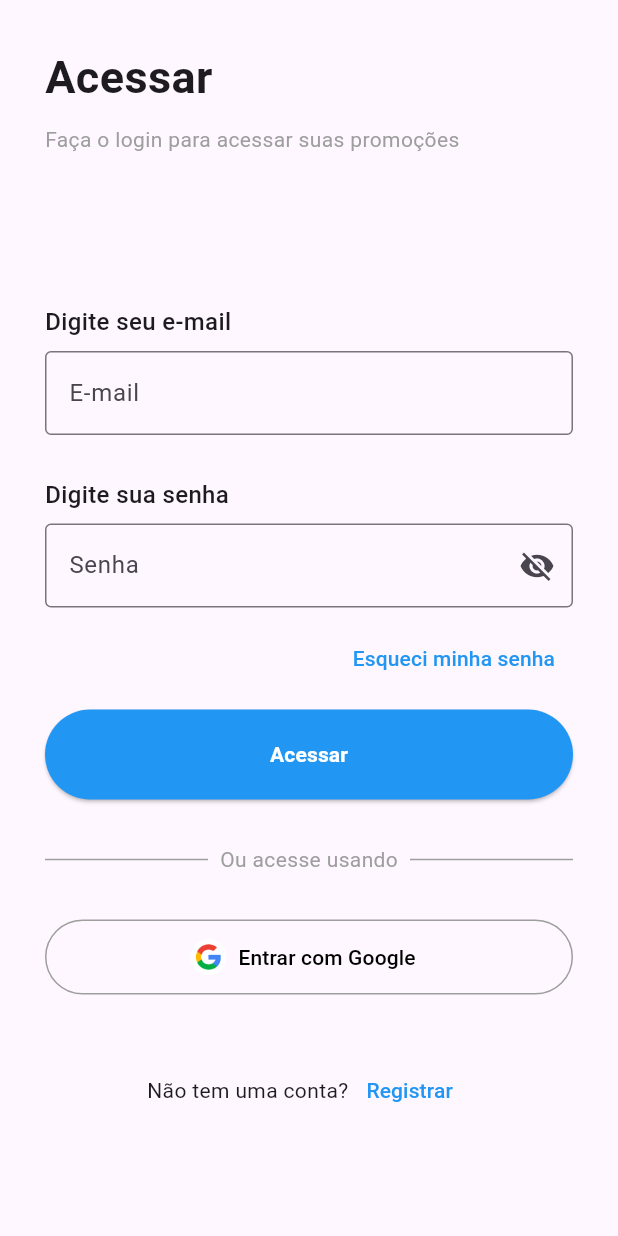
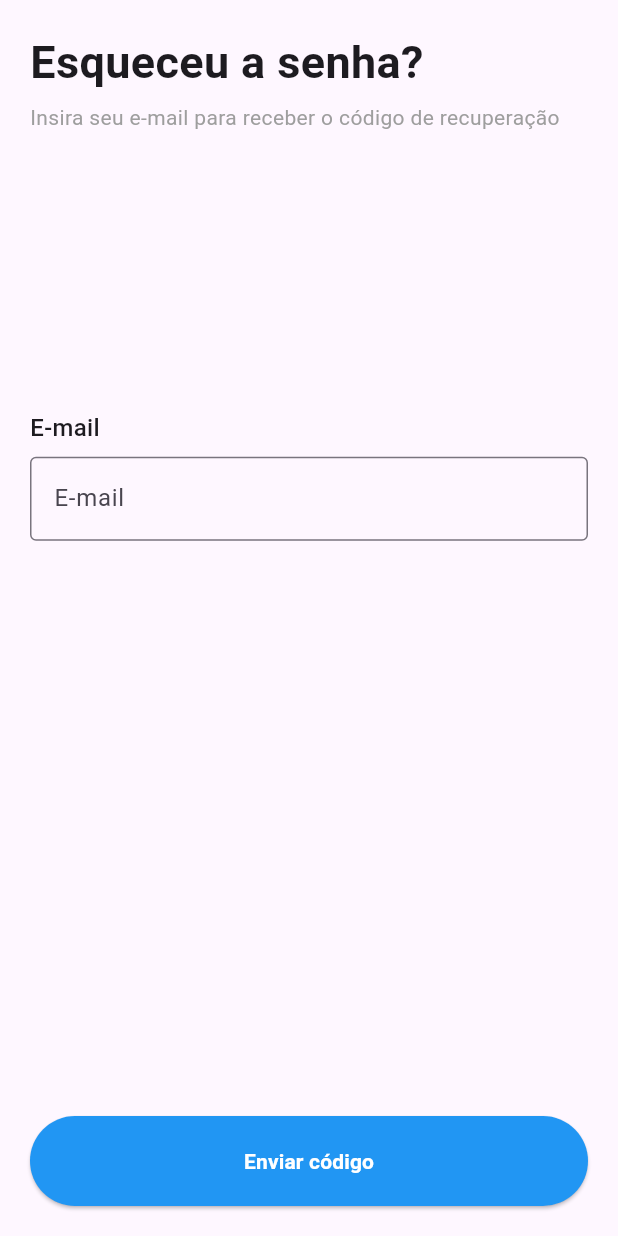
Before and after one commit to RafaelBertasso/SMarket, a Flutter app: the screen it shows after launch, after a tap on "Esqueci minha senha", on a phone screen of 412 x 824 dp. Run offline on Flutter 3.47's test engine with Material 3 defaults, Android fonts, the phone set to English and light mode, and no system bars.

Commit message:
Criação da tela de esqueceu a senha

```diff
--- /dev/null
+++ b/lib/screens/forgot.password.page.dart
@@ -0,0 +1,78 @@
+import 'package:flutter/material.dart';
+
+class ForgotPasswordPage extends StatelessWidget {
+  const ForgotPasswordPage({super.key});
+
+  @override
+  Widget build(BuildContext context) {
+    return Scaffold(
+      body: Container(
+        margin: const EdgeInsets.all(20),
+        child: Column(
+          mainAxisAlignment: MainAxisAlignment.start,
+          spacing: 5,
+          children: [
+            Row(
+              children: [
+                Text(
+                  'Esqueceu a senha?',
+                  style: TextStyle(fontWeight: FontWeight.bold, fontSize: 30),
+                ),
+              ],
+            ),
+            Row(
+              children: [
+                Text(
+                  'Insira seu e-mail para receber o código de recuperação',
+                  style: TextStyle(color: Colors.grey),
+                ),
+              ],
+            ),
+            Padding(padding: EdgeInsets.all(40)),
+            Expanded(
+              child: Center(
+                child: Column(
+                  mainAxisSize: MainAxisSize.min,
+                  crossAxisAlignment: CrossAxisAlignment.start,
+                  children: [
+                    Text(
+                      'E-mail',
+                      style: TextStyle(fontSize: 16, fontWeight: FontWeight.w500),
+                    ),
+                    SizedBox(height: 8),
+                    TextField(
+                      decoration: InputDecoration(
+                        border: OutlineInputBorder(),
+                        hintText: 'E-mail',
+                      ),
+                    ),
+                  ],
+                ),
+              ),
+            ),
+            Spacer(),
+            ElevatedButton(
+              onPressed: () {
+
+              },
+              style: ElevatedButton.styleFrom(
+                minimumSize: Size(double.infinity, 60),
+                backgroundColor: Colors.blue,
+                shape: RoundedRectangleBorder(
+                  borderRadius: BorderRadius.circular(30),
+                ),
+              ),
+              child: Text(
+                'Enviar código',
+                style: TextStyle(
+                  color: Colors.white,
+                  fontWeight: FontWeight.bold,
+                ),
+              ),
+            ),
+          ],
+        ),
+      ),
+    );
+  }
+}
--- a/lib/screens/login.page.dart
+++ b/lib/screens/login.page.dart
@@ -10,7 +10,7 @@ class LoginPage extends StatelessWidget {
         margin: EdgeInsets.all(30),
         child: Column(
           mainAxisAlignment: MainAxisAlignment.start,
-          spacing: 10,
+          spacing: 5,
           children: [
             Row(
               children: [
@@ -69,7 +69,7 @@ class LoginPage extends StatelessWidget {
               children: [
                 TextButton(
                   onPressed: () {
-                    // ação ao clicar no botão
+                    Navigator.pushNamed(context, '/forgot-password');
                   },
                   child: Text(
                     'Esqueci minha senha',
--- a/lib/screens/register.page.dart
+++ b/lib/screens/register.page.dart
@@ -83,18 +83,18 @@ class RegisterPage extends StatelessWidget {
               onPressed: () {
                 Navigator.pushNamed(context, '/home');
               },
+              style: ElevatedButton.styleFrom(
+                minimumSize: Size(double.infinity, 60),
+                backgroundColor: Colors.blue,
+                shape: RoundedRectangleBorder(
+                  borderRadius: BorderRadius.circular(30),
+                ),
+              ),
               child: Text(
                 'Registrar',
                 style: TextStyle(
                   color: Colors.white,
                   fontWeight: FontWeight.bold,
-                ),
-              ),
-              style: ElevatedButton.styleFrom(
-                minimumSize: Size(double.infinity, 60),
-                backgroundColor: Colors.blue,
-                shape: RoundedRectangleBorder(
-                  borderRadius: BorderRadius.circular(30),
                 ),
               ),
             ),
--- a/lib/screens/smarket.app.page.dart
+++ b/lib/screens/smarket.app.page.dart
@@ -1,4 +1,5 @@
 import 'package:flutter/material.dart';
+import 'package:smarket/screens/forgot.password.page.dart';
 import 'package:smarket/screens/home.page.dart';
 import 'package:smarket/screens/login.page.dart';
 import 'package:smarket/screens/register.page.dart';
@@ -13,6 +14,7 @@ class SMarketApp extends StatelessWidget {
         '/login': (context) => const LoginPage(),
         '/home': (context) => HomePage(),
         '/register': (context) => const RegisterPage(),
+        '/forgot-password': (context) => const ForgotPasswordPage(),
       },
       initialRoute: '/login',
       debugShowCheckedModeBanner: false,
```
Also changed, not shown: 1 other file.
